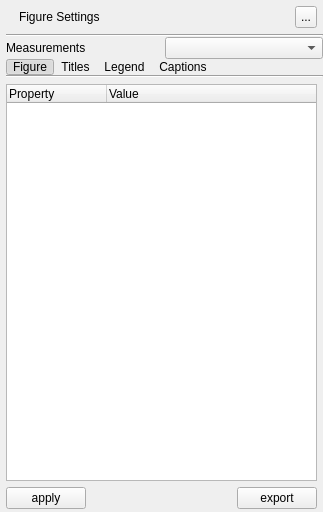
This is src/FiguresArea/ui/plot_settings_panel.ui in eidora-desktop/EIDORA as Qt 5 draws it before an edit. The edited form follows.
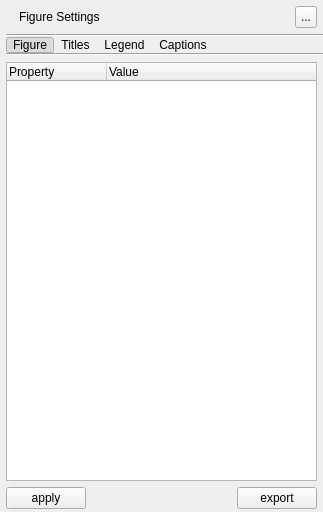
This is the edited form. Icons and pictures are not drawn.

Patch:
```diff
--- a/src/FiguresArea/ui/plot_settings_panel.ui
+++ b/src/FiguresArea/ui/plot_settings_panel.ui
@@ -178,24 +178,6 @@
            </property>
           </widget>
          </item>
-         <item>
-          <layout class="QHBoxLayout" name="layout_measurement_scope">
-           <item>
-            <widget class="QLabel" name="label_measurement_plot">
-             <property name="text">
-              <string>Measurements</string>
-             </property>
-            </widget>
-           </item>
-           <item>
-            <widget class="QComboBox" name="combo_measurement_plot">
-             <property name="toolTip">
-              <string>Show and edit actual exported sizes for all plots or one plot.</string>
-             </property>
-            </widget>
-           </item>
-          </layout>
-         </item>
          <item alignment="Qt::AlignmentFlag::AlignLeft">
           <widget class="QWidget" name="panel_page_buttons" native="true">
            <property name="styleSheet">
```
